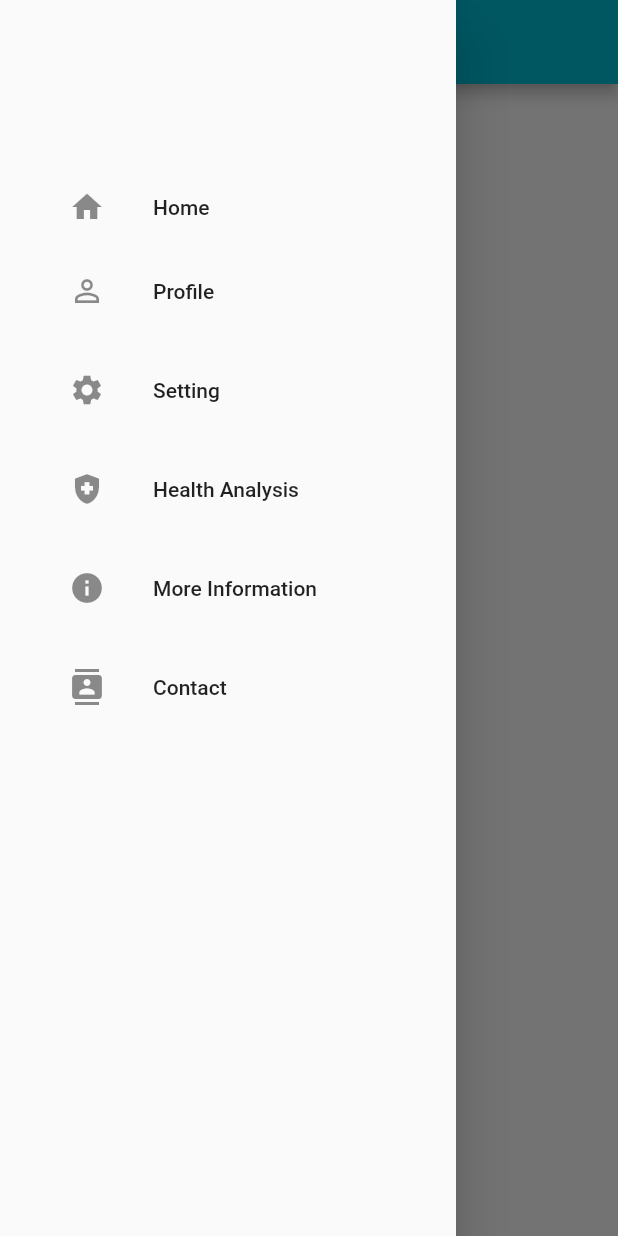
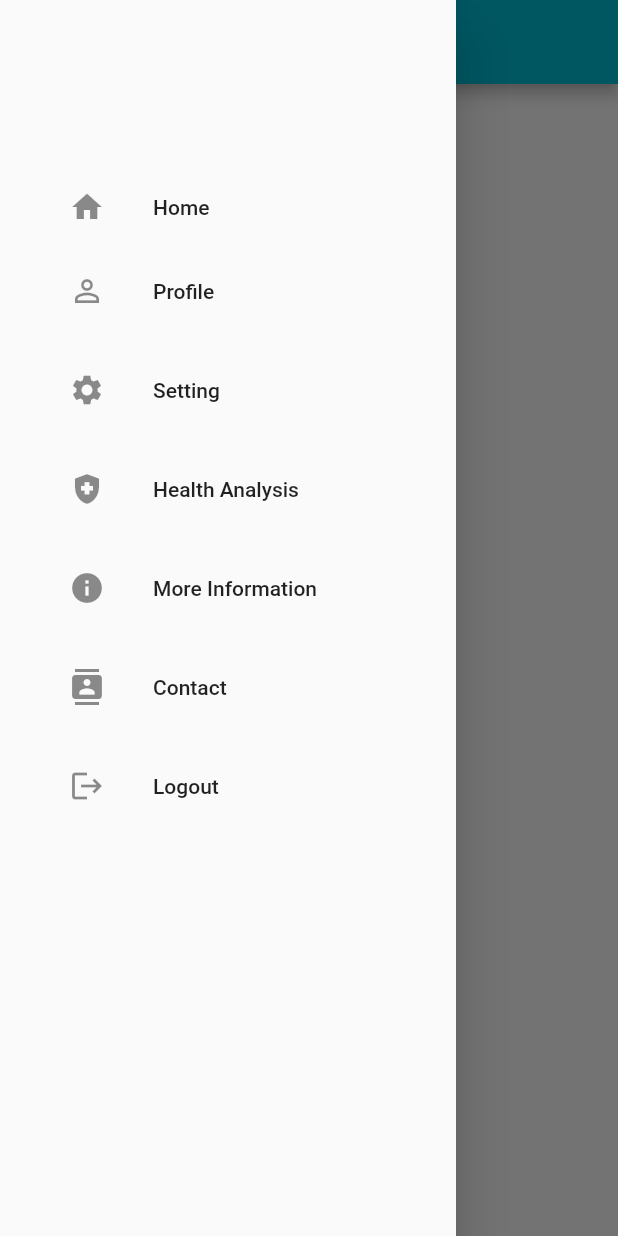
Before and after one commit to mobilehealthapp/mobile_health_app, a Flutter app: the screen it shows after launch, with the side drawer open, on a phone screen of 412 x 824 dp. Run offline on Flutter 3.47's test engine with Material 2 defaults, Android fonts, the phone set to English and light mode, and no system bars.

Commit message:
Added logout button

```diff
--- a/lib/Profile.dart
+++ b/lib/Profile.dart
@@ -10,7 +10,9 @@ class Profile_Page extends StatelessWidget {
     return Scaffold(
       drawer: Drawers(),
       appBar: AppBar(
-        title: Text('Profile Page'),
+        title: Text(
+          'Profile Page',
+        ),
       ),
     );
   }
--- a/lib/drawers.dart
+++ b/lib/drawers.dart
@@ -4,7 +4,6 @@ import 'package:mobile_health_app/main.dart';
 
 class Drawers extends StatelessWidget {
   const Drawers({Key? key}) : super(key: key);
-
   @override
   Widget build(BuildContext context) {
     return Drawer(
@@ -47,6 +46,12 @@ class Drawers extends StatelessWidget {
               addItem(
                 text: 'Contact',
                 icon: Icons.contacts,
+                onClicked: () => select(context, 5),
+              ),
+              SizedBox(height: 10),
+              addItem(
+                text: 'Logout ',
+                icon: Icons.logout,
                 onClicked: () => select(context, 5),
               ),
 
```
